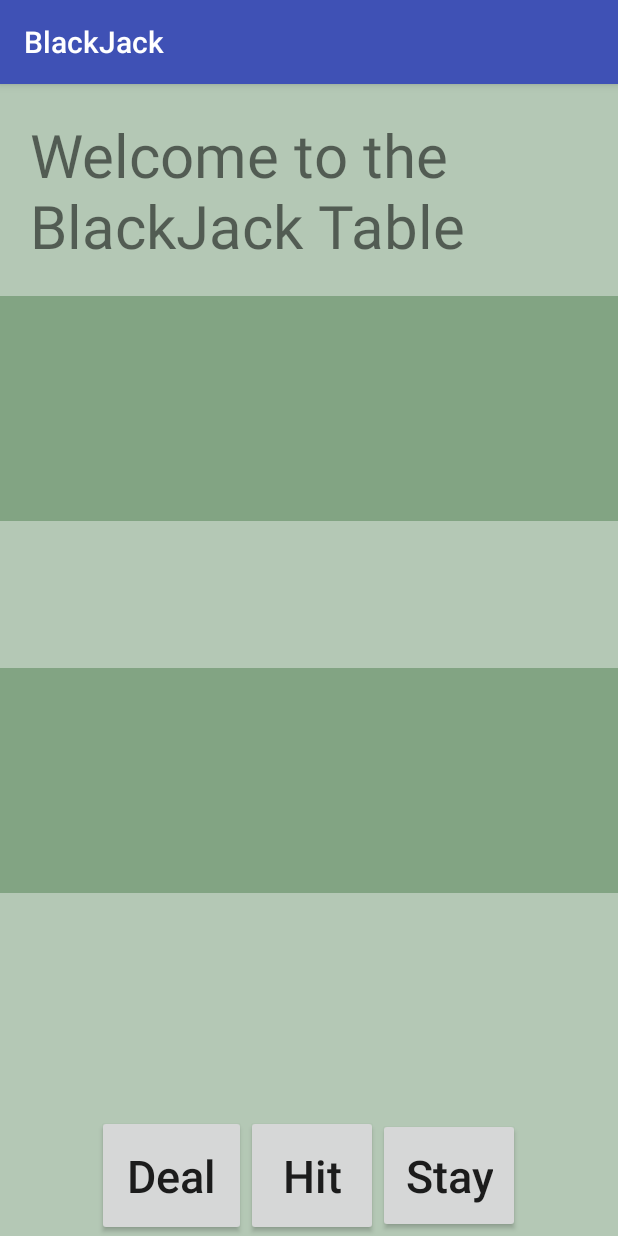
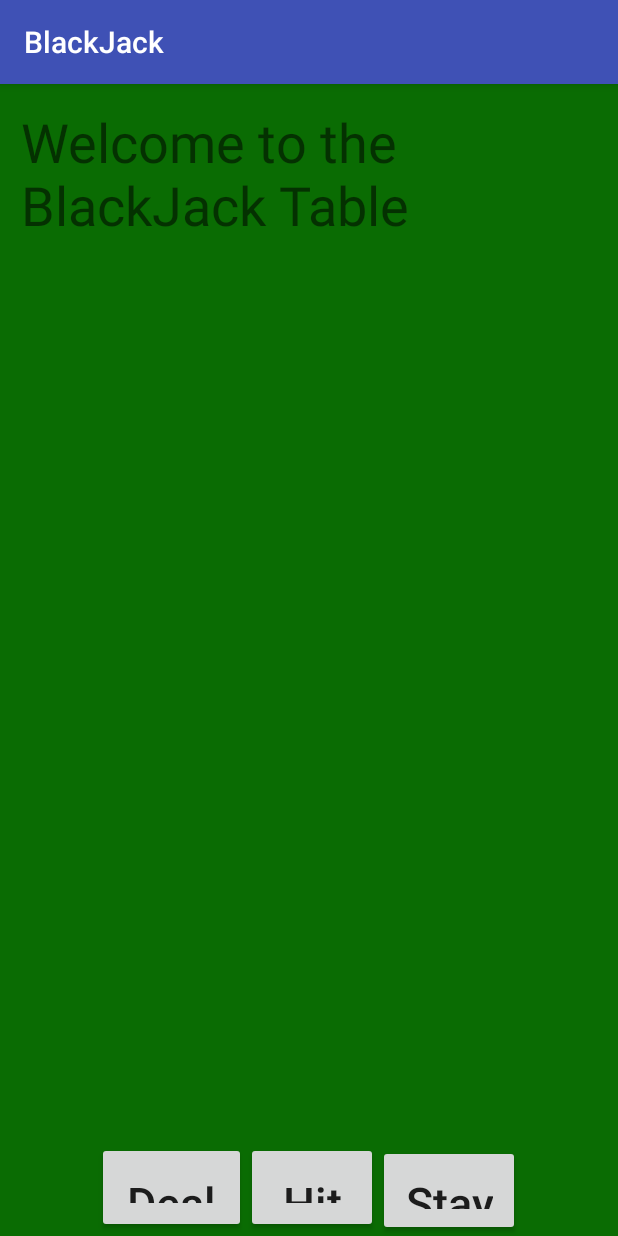
Before and after one commit to EwenFin/BlackJackApp, an Android app: the screen it shows after launch (BlackJackActivity), after a tap on "PLAY BLACKJACK", on a phone screen of 412 x 824 dp. Run offline under Robolectric (Android 15) with nearby library versions, the light colour scheme and no system bars.

Commit message:
layout changes and refactoring

```diff
--- a/app/src/main/java/com/codeclan/blackjack/BlackJackActivity.java
+++ b/app/src/main/java/com/codeclan/blackjack/BlackJackActivity.java
@@ -14,7 +14,6 @@
 
     TextView gameText;
     TextView yourhandtext;
-    TextView yournewhandtext;
     TextView dealerhandtext;
     TextView winnertext;
     ImageView card1image;
@@ -108,11 +107,9 @@
 
         String yourhand = player1hand.showHand();
         yourhandtext = (TextView)findViewById(R.id.your_hand_text);
-        yournewhandtext = (TextView)findViewById(R.id.your_new_hand_text);
         winnertext = (TextView)findViewById(R.id.winner_text);
 
         winnertext.setText("");
-        yournewhandtext.setText("");
         yourhandtext.setText("You have " + yourhand + " for a score of " + player1hand.handValue());
         if (player1hand.handValue() == 21){
             yourhandtext.setText("BLACKJACK, You Win!");
@@ -153,14 +150,12 @@
             card5image.setImageResource(card5id);
         }
 
-        yournewhandtext = (TextView) findViewById(R.id.your_new_hand_text);
-        yournewhandtext.setText("You have " + yourhand + " for a score of " + player1hand.handValue());
+        yourhandtext.setText("You have " + yourhand + " for a score of " + player1hand.handValue());
         dealerhandtext = (TextView)findViewById(R.id.dealer_hand);
         dealerhandtext.setText("The Dealer is showing the " + dealerCard.showCard());
 
         if (player1hand.handValue() > 21) {
             yourhandtext.setText("YOU'VE BUSTED OUT");
-            yournewhandtext.setText("");
             winnertext.setText("The Dealer wins with "+ dealerhand.handValue());
             dealerhandtext.setText("");
             Card card7 = (Card) dealerhand.getHand().get(1);
@@ -173,9 +168,6 @@
 
     }
     public void onStayButtonClicked(View view) {
-        yourhandtext = (TextView) findViewById(R.id.your_hand_text);
-        yourhandtext.setText("Your score is:" + player1hand.handValue());
-
         Card card7 = (Card) dealerhand.getHand().get(1);
         int card7id = card7.GetCardDrawableId(this);
         card7image = (ImageView) findViewById(R.id.card7image);
--- /dev/null
+++ b/app/src/main/java/com/codeclan/blackjack/PokerHandChecker.java
@@ -0,0 +1,8 @@
+package com.codeclan.blackjack;
+
+/**
+ * Created by user on 21/03/2017.
+ */
+
+public class PokerHandChecker {
+}
--- a/app/src/main/res/layout/activity_black_jack.xml
+++ b/app/src/main/res/layout/activity_black_jack.xml
@@ -12,8 +12,8 @@
 
     <TextView
         android:id="@+id/game_text"
-        android:textSize="40dp"
-        android:padding="20dp"
+        android:textSize="36dp"
+        android:padding="14dp"
         android:layout_gravity="center"
         android:layout_width="wrap_content"
         android:layout_height="wrap_content" />
@@ -22,89 +22,82 @@
         android:layout_width="wrap_content"
         android:layout_height="wrap_content"
         android:orientation="horizontal"
-        android:background="@color/green"
         android:layout_gravity="center">
 
     <ImageView
         android:id ="@+id/card1image"
         android:layout_width="110dp"
-        android:layout_height="150dp" />
+        android:layout_height="160dp" />
 
     <ImageView
         android:id ="@+id/card2image"
         android:layout_width="110dp"
-        android:layout_height="150dp" />
+        android:layout_height="160dp" />
 
     <ImageView
         android:id ="@+id/card3image"
         android:layout_width="110dp"
-        android:layout_height="150dp" />
+        android:layout_height="160dp" />
 
     <ImageView
         android:id ="@+id/card4image"
         android:layout_width="110dp"
-        android:layout_height="150dp" />
+        android:layout_height="160dp" />
 
     <ImageView
         android:id ="@+id/card5image"
         android:layout_width="110dp"
-        android:layout_height="150dp" />
+        android:layout_height="160dp" />
 
 
     </LinearLayout>
 
     <TextView
         android:id = "@+id/your_hand_text"
+        android:padding="10dp"
         android:layout_gravity="center"
         android:textSize="24dp"
         android:layout_width="wrap_content"
-        android:layout_height="wrap_content" />
-
-    <TextView
-        android:id = "@+id/your_new_hand_text"
-        android:layout_gravity="center"
-        android:textSize="24dp"
-        android:layout_width="wrap_content"
-        android:layout_height="wrap_content" />
+        android:layout_height="90dp" />
 
     <TextView
         android:id = "@+id/dealer_hand"
         android:layout_gravity="center"
+        android:padding="10dp"
         android:textSize="24dp"
         android:layout_width="wrap_content"
-        android:layout_height="wrap_content" />
+        android:layout_height="90dp" />
 
     <LinearLayout
         android:layout_width="wrap_content"
         android:layout_height="wrap_content"
         android:orientation="horizontal"
-        android:layout_gravity="center"
-        android:background="@color/green">
+        android:layout_gravity="center">
 
         <ImageView
             android:id ="@+id/card6image"
             android:layout_width="110dp"
-            android:layout_height="150dp" />
+            android:layout_height="160dp" />
 
         <ImageView
             android:id ="@+id/card7image"
             android:layout_width="110dp"
-            android:layout_height="150dp" />
+            android:layout_height="160dp" />
 
         <ImageView
             android:id ="@+id/card8image"
             android:layout_width="110dp"
-            android:layout_height="150dp" />
+            android:layout_height="160dp" />
 
         <ImageView
             android:id ="@+id/card9image"
             android:layout_width="110dp"
-            android:layout_height="150dp" />
+            android:layout_height="160dp" />
 
         <ImageView
             android:id ="@+id/card10image"
             android:layout_width="110dp"
-            android:layout_height="150dp" />
+            android:layout_height="160dp" />
 
 
 
@@ -113,7 +106,7 @@
     <TextView
         android:id = "@+id/winner_text"
         android:layout_gravity="center"
-        android:padding="30dp"
+        android:padding="20dp"
         android:textSize="36dp"
         android:layout_width="wrap_content"
         android:layout_height="wrap_content" />
--- a/app/src/main/res/layout/activity_main.xml
+++ b/app/src/main/res/layout/activity_main.xml
@@ -35,7 +35,8 @@
         android:layout_marginTop="50dp"
         android:layout_weight="0.10"
         android:hint="@string/enter_name"
-        android:textSize="36dp" />
+        android:textSize="36dp"
+        android:textAlignment="center"/>
 
 
     <Button
--- a/app/src/main/res/values/colors.xml
+++ b/app/src/main/res/values/colors.xml
@@ -3,5 +3,5 @@
     <color name="colorPrimary">#3F51B5</color>
     <color name="colorPrimaryDark">#303F9F</color>
     <color name="colorAccent">#FF4081</color>
-    <color name="green">#4905490a</color>
+    <color name="green">#0a6c03</color>
 </resources>
```
Also changed, not shown: 1 other file.
